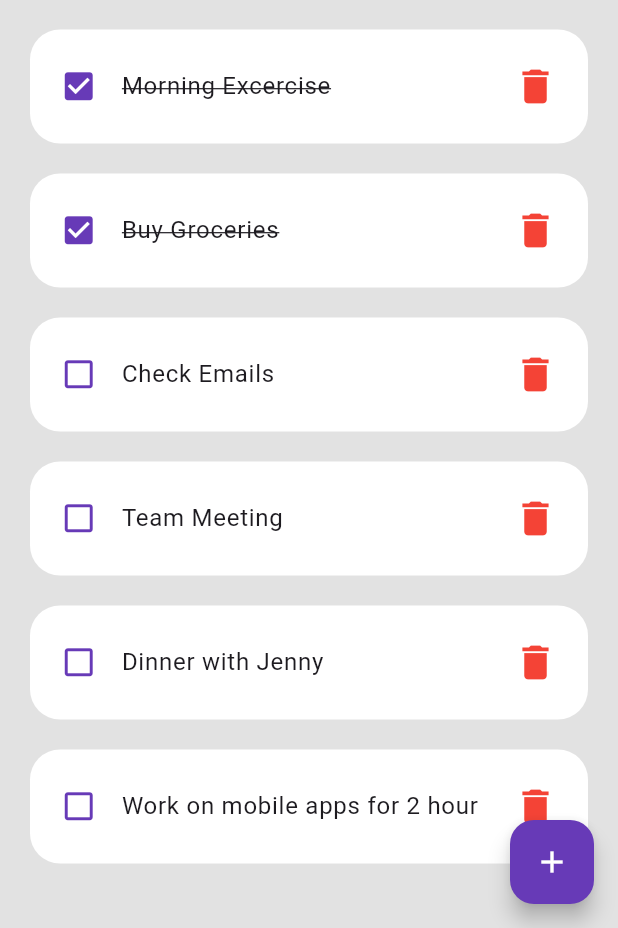
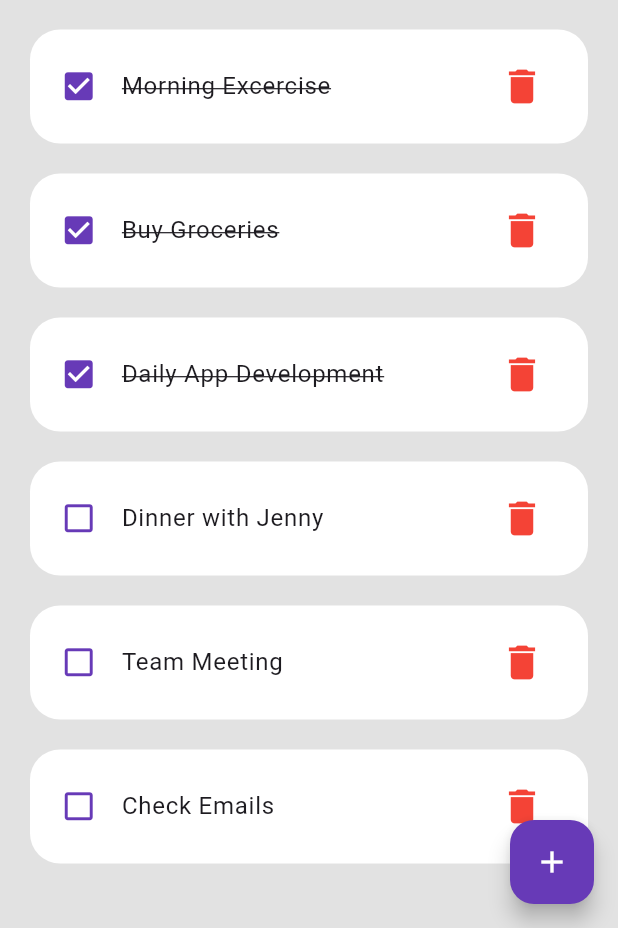
Before and after one commit to Tashfeen-Chohan/FLUTTER-TODOS, a Flutter app: the screen it shows after launch, on a phone screen of 412 x 824 dp, the part 308-1236 px from its top. Run offline on Flutter 3.47's test engine with Material 3 defaults, Android fonts, the phone set to English and light mode, and no system bars.

Commit message:
Add, Complete, Delete & Search Todo functinoality

```diff
--- a/lib/models/todo.dart
+++ b/lib/models/todo.dart
@@ -1,7 +1,7 @@
 class Todo {
   final String id;
   final String todoTask;
-  final bool isDone;
+  bool isDone;
 
   Todo({
     required this.id,
@@ -11,12 +11,21 @@ class Todo {
 
   static List<Todo> todoList() {
     return [
-      Todo(id: '01', todoTask: 'Morning Excercise', isDone: true ),
-      Todo(id: '02', todoTask: 'Buy Groceries', isDone: true ),
-      Todo(id: '03', todoTask: 'Check Emails', ),
-      Todo(id: '04', todoTask: 'Team Meeting', ),
-      Todo(id: '05', todoTask: 'Dinner with Jenny', ),
-      Todo(id: '06', todoTask: 'Work on mobile apps for 2 hour', ),
+      Todo(
+        id: '03',
+        todoTask: 'Check Emails',
+      ),
+      Todo(
+        id: '04',
+        todoTask: 'Team Meeting',
+      ),
+      Todo(
+        id: '05',
+        todoTask: 'Dinner with Jenny',
+      ),
+      Todo(id: "06", todoTask: "Daily App Development", isDone: true),
+      Todo(id: '02', todoTask: 'Buy Groceries', isDone: true),
+      Todo(id: '01', todoTask: 'Morning Excercise', isDone: true),
     ];
   }
 }
--- a/lib/screens/home_screen.dart
+++ b/lib/screens/home_screen.dart
@@ -2,9 +2,86 @@ import 'package:flutter/material.dart';
 import 'package:flutter_todos/models/todo.dart';
 import 'package:flutter_todos/widgets/todo_item.dart';
 
-class HomeScreen extends StatelessWidget {
-  HomeScreen({super.key});
+class HomeScreen extends StatefulWidget {
+  const HomeScreen({super.key});
+
+  @override
+  State<HomeScreen> createState() => _HomeScreenState();
+}
+
+class _HomeScreenState extends State<HomeScreen> {
   final todoList = Todo.todoList();
+  List<Todo> _foundTodo = [];
+  final _todoController = TextEditingController();
+
+  @override
+  void initState() {
+    // TODO: implement initState
+    super.initState();
+    _foundTodo = todoList;
+  }
+
+  void runFilter(String searchQuery) {
+    List<Todo> results = [];
+    if (searchQuery.isEmpty) {
+      results = _foundTodo;
+    } else {
+      results = todoList
+          .where((element) => element.todoTask
+              .toLowerCase()
+              .contains(searchQuery.toLowerCase()))
+          .toList();
+    }
+    setState(() {
+      _foundTodo = results;
+    });
+  }
+
+  void _handleTodoChange(Todo todo) {
+    setState(() {
+      todo.isDone = !todo.isDone;
+    });
+  }
+
+  void _handleDeleteItem(String id) {
+    setState(() {
+      todoList.removeWhere((element) => element.id == id);
+    });
+  }
+
+  void _addNewTodo(String newTodo) {
+    if (newTodo.isNotEmpty) {
+      setState(() {
+        todoList.add(
+          Todo(id: DateTime.now().toString(), todoTask: newTodo),
+        );
+      });
+      _todoController.clear();
+      Navigator.pop(context);
+    } else {
+      showDialog(
+          context: context,
+          builder: (BuildContext context) {
+            return const AlertDialog(
+              contentPadding: EdgeInsets.all(20),
+              title: Column(children: [
+                Icon(
+                  Icons.error,
+                  color: Colors.red,
+                ),
+                Text(
+                  "Error",
+                  style: TextStyle(color: Colors.red),
+                ),
+              ]),
+              content: Text(
+                "Empty task can't be added!",
+                textAlign: TextAlign.center,
+              ),
+            );
+          });
+    }
+  }
 
   @override
   Widget build(BuildContext context) {
@@ -26,7 +103,30 @@ class HomeScreen extends StatelessWidget {
           const SizedBox(
             height: 25,
           ),
-          const SearchBar(),
+          // mySearchBar(runFilter),
+          Padding(
+            padding: const EdgeInsets.symmetric(horizontal: 30),
+            child: Container(
+              padding: const EdgeInsets.symmetric(horizontal: 10),
+              decoration: BoxDecoration(
+                color: Colors.white,
+                borderRadius: BorderRadius.circular(25),
+              ),
+              // padding: const EdgeInsets.symmetric(horizontal: 20),
+              child: TextField(
+                onChanged: (value) => runFilter(value),
+                decoration: const InputDecoration(
+                  hintText: "Search",
+                  border: InputBorder.none,
+                  prefixIcon: Icon(
+                    Icons.search,
+                    size: 25,
+                  ),
+                ),
+              ),
+            ),
+          ),
+
           const SizedBox(
             height: 30,
           ),
@@ -40,7 +140,15 @@ class HomeScreen extends StatelessWidget {
                     style: TextStyle(fontSize: 25, fontWeight: FontWeight.bold),
                   ),
                 ),
-                for (Todo item in todoList) TodoItem(todo: item)
+                for (Todo item in _foundTodo.reversed)
+                  TodoItem(
+                    todo: item,
+                    onTodoChange: _handleTodoChange,
+                    onDeleteItem: _handleDeleteItem,
+                  ),
+                const SizedBox(
+                  height: 70,
+                )
               ],
             ),
           ),
@@ -55,21 +163,37 @@ class HomeScreen extends StatelessWidget {
         builder: (BuildContext context) {
           return AlertDialog(
             contentPadding:
-                const EdgeInsets.symmetric(vertical: 20, horizontal: 15),
-            title: const Text("Add New Task"),
-            content: const TextField(
-              decoration: InputDecoration(
+                const EdgeInsets.symmetric(vertical: 20, horizontal: 18),
+            title: Container(
+              margin: const EdgeInsets.symmetric(vertical: 13),
+              child: const Text(
+                "Add New Task",
+                textAlign: TextAlign.center,
+                style: TextStyle(
+                  fontWeight: FontWeight.bold,
+                  fontSize: 25,
+                ),
+              ),
+            ),
+            content: TextField(
+              controller: _todoController,
+              decoration: const InputDecoration(
                   label: Text("TODO Task"),
                   hintText: "Enter todo task here...",
                   border: OutlineInputBorder(),
                   prefixIcon: Icon(Icons.task_alt_rounded)),
             ),
             actions: [
-              Row(
+              Container(
+                margin: const EdgeInsets.only(bottom: 15),
+                child: Row(
                   mainAxisAlignment: MainAxisAlignment.end,
                   children: [
                     ElevatedButton(
-                    onPressed: () {},
+                      onPressed: () => _addNewTodo(_todoController.text),
+                      style: ElevatedButton.styleFrom(
+                          backgroundColor: Colors.deepPurple,
+                          foregroundColor: Colors.white),
                       child: const Text("Save"),
                     ),
                     const SizedBox(
@@ -78,9 +202,16 @@ class HomeScreen extends StatelessWidget {
                     OutlinedButton(
                       onPressed: () {
                         Navigator.pop(context);
+                        _todoController.clear();
                       },
-                      child: const Text("Cancel")),
+                      style: OutlinedButton.styleFrom(
+                          side: const BorderSide(
+                        color: Colors.deepPurple,
+                      )),
+                      child: const Text("Cancel"),
+                    ),
                   ],
+                ),
               )
             ],
           );
@@ -112,13 +243,7 @@ class HomeScreen extends StatelessWidget {
   }
 }
 
-class SearchBar extends StatelessWidget {
-  const SearchBar({
-    super.key,
-  });
-
-  @override
-  Widget build(BuildContext context) {
+Widget mySearchBar() {
   return Padding(
     padding: const EdgeInsets.symmetric(horizontal: 30),
     child: Container(
@@ -129,6 +254,7 @@ class SearchBar extends StatelessWidget {
       ),
       // padding: const EdgeInsets.symmetric(horizontal: 20),
       child: const TextField(
+        // onChanged: (value) => runFilter(value),
         decoration: InputDecoration(
           hintText: "Search",
           border: InputBorder.none,
@@ -141,4 +267,3 @@ class SearchBar extends StatelessWidget {
     ),
   );
 }
-}
--- a/lib/widgets/todo_item.dart
+++ b/lib/widgets/todo_item.dart
@@ -1,9 +1,18 @@
+// ignore_for_file: prefer_typing_uninitialized_variables
+
 import 'package:flutter/material.dart';
 import 'package:flutter_todos/models/todo.dart';
 
 class TodoItem extends StatelessWidget {
-  const TodoItem({super.key, required this.todo});
+  const TodoItem(
+      {super.key,
+      required this.todo,
+      required this.onTodoChange,
+      required this.onDeleteItem});
+
   final Todo todo;
+  final onTodoChange;
+  final onDeleteItem;
 
   @override
   Widget build(BuildContext context) {
@@ -14,7 +23,7 @@ class TodoItem extends StatelessWidget {
         shape: RoundedRectangleBorder(borderRadius: BorderRadius.circular(20)),
         contentPadding:
             const EdgeInsets.symmetric(horizontal: 20, vertical: 10),
-        onTap: () {},
+        onTap: () => onTodoChange(todo),
         leading: Icon(
           todo.isDone ? Icons.check_box : Icons.check_box_outline_blank,
           color: Colors.deepPurple,
@@ -26,10 +35,13 @@ class TodoItem extends StatelessWidget {
                   ? TextDecoration.lineThrough
                   : TextDecoration.none,
             )),
-        trailing: const Icon(
-          Icons.delete,
-          color: Colors.red,
-          size: 30,
+        trailing: IconButton(
+          icon: const Icon(
+            Icons.delete,
+            color: Colors.red,
+            size: 30,
+          ),
+          onPressed: () => onDeleteItem(todo.id),
         ),
       ),
     );
```
Lines whose indentation alone changed are shown as unchanged.
